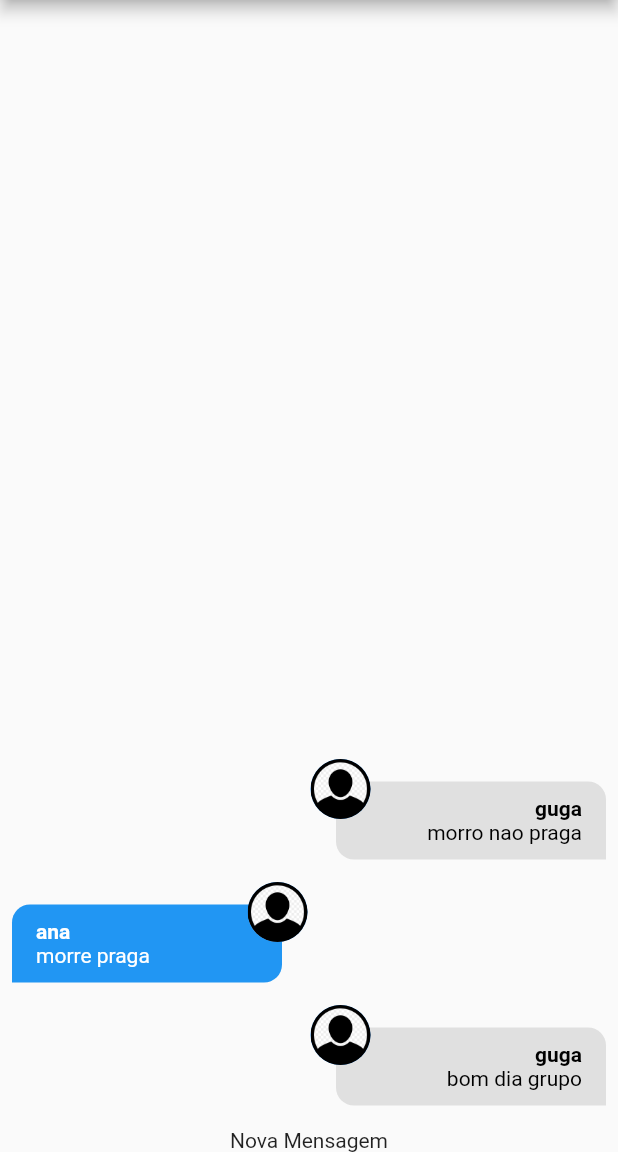
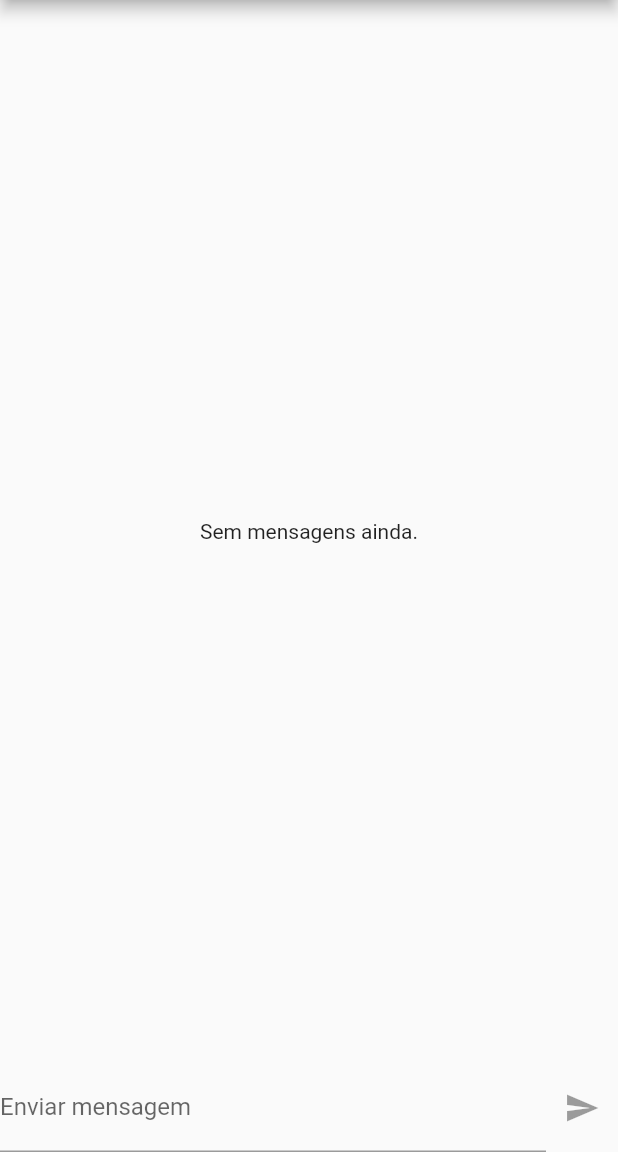
Before and after one commit to diasGustaavo/chat_app, a Flutter app: the screen it shows after launch, on a phone screen of 412 x 824 dp, the part 84-1236 px from its top. Run offline on Flutter 3.47's test engine with Material 2 defaults, Android fonts, the phone set to English and light mode, and no system bars; our stand-ins replace image_picker; accounts and stored records are empty.

Commit message:
add new message component

```diff
--- a/lib/components/new_message.dart
+++ b/lib/components/new_message.dart
@@ -1,14 +1,53 @@
+import 'package:chat_app/core/services/auth/auth_service.dart';
+import 'package:chat_app/core/services/chat/chat_service.dart';
 import 'package:flutter/cupertino.dart';
+import 'package:flutter/material.dart';
 import 'package:flutter/src/widgets/container.dart';
 import 'package:flutter/src/widgets/framework.dart';
 
-class NewMessage extends StatelessWidget {
+class NewMessage extends StatefulWidget {
   const NewMessage({super.key});
 
   @override
+  State<NewMessage> createState() => _NewMessageState();
+}
+
+class _NewMessageState extends State<NewMessage> {
+  String _message = '';
+  final _messageController = TextEditingController();
+
+  Future<void> _sendMessage() async {
+    final user = AuthService().currentUser;
+
+    if (user != null) {
+      await ChatService().save(_message, user);
+      _messageController.clear();
+    }
+  }
+
+  @override
   Widget build(BuildContext context) {
-    return Center(
-      child: Text('Nova Mensagem'),
+    return Row(
+      children: [
+        Expanded(
+          child: TextField(
+            controller: _messageController,
+            onChanged: (msg) => setState(() => _message = msg),
+            decoration: InputDecoration(
+              labelText: 'Enviar mensagem',
+            ),
+            onSubmitted: (value) {
+              if (_message.trim().isNotEmpty) {
+                _sendMessage();
+              }
+            },
+          ),
+        ),
+        IconButton(
+          onPressed: _message.trim().isEmpty ? null : _sendMessage,
+          icon: Icon(Icons.send),
+        ),
+      ],
     );
   }
 }
--- a/lib/core/services/chat/chat_mock_service.dart
+++ b/lib/core/services/chat/chat_mock_service.dart
@@ -7,32 +7,7 @@ import '../../models/chat_message.dart';
 import '../../models/chat_user.dart';
 
 class ChatMockService implements ChatService {
-  static final List<ChatMessage> _msgs = [
-    ChatMessage(
-      id: '1',
-      text: 'bom dia grupo',
-      createdAt: DateTime.now(),
-      userId: '123',
-      userName: 'guga',
-      userImageUrl: 'assets/images/avatar.png',
-    ),
-    ChatMessage(
-      id: '2',
-      text: 'morre praga',
-      createdAt: DateTime.now(),
-      userId: '23',
-      userName: 'ana',
-      userImageUrl: 'assets/images/avatar.png',
-    ),
-    ChatMessage(
-      id: '3',
-      text: 'morro nao praga',
-      createdAt: DateTime.now(),
-      userId: '123',
-      userName: 'guga',
-      userImageUrl: 'assets/images/avatar.png',
-    ),
-  ];
+  static final List<ChatMessage> _msgs = [];
   static MultiStreamController<List<ChatMessage>>? _controller;
   static final _msgsStream = Stream<List<ChatMessage>>.multi((controller) {
     _controller = controller;
@@ -55,7 +30,7 @@ class ChatMockService implements ChatService {
     _msgs.add(
       newMessage,
     );
-    _controller?.add(_msgs);
+    _controller?.add(_msgs.reversed.toList());
     return newMessage;
   }
 }
```
